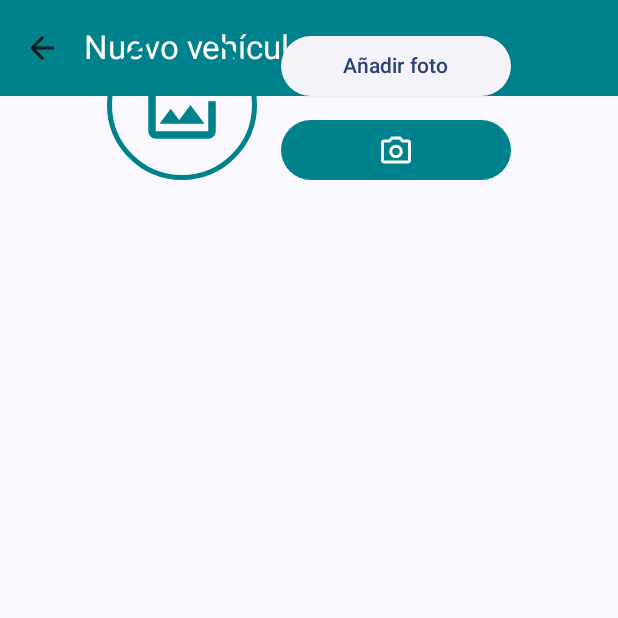
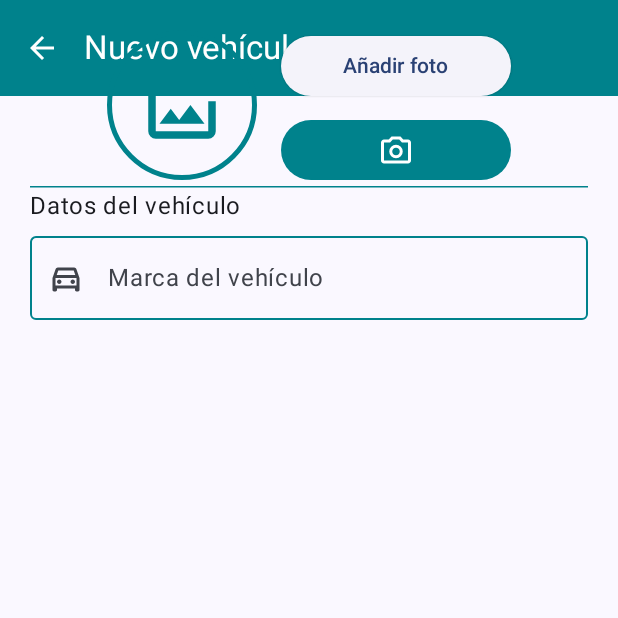
Before and after one commit to MarcosIMC/vGarage-Android, an Android app built with Jetpack Compose: the composable AddVehicle shown on its own in the app's theme, on a phone screen of 412 x 824 dp, the top half of it. Run offline under Robolectric (Android 15) with nearby library versions, the phone set to English and light mode, and no system bars; our stand-ins replace Dagger/Hilt's generated code.

Commit message:
Add: Implement AddVehicle UI with state management and custom text field; enhance view model for vehicle data handling

```diff
--- a/app/src/main/java/com/mimc_software/vgarageandroid/addGarage/ui/AddGarageScreen.kt
+++ b/app/src/main/java/com/mimc_software/vgarageandroid/addGarage/ui/AddGarageScreen.kt
@@ -27,7 +27,6 @@ import androidx.compose.runtime.LaunchedEffect
 import androidx.compose.runtime.collectAsState
 import androidx.compose.runtime.getValue
 import androidx.compose.runtime.mutableStateOf
-import androidx.compose.runtime.remember
 import androidx.compose.runtime.saveable.rememberSaveable
 import androidx.compose.runtime.setValue
 import androidx.compose.ui.Alignment
--- a/app/src/main/java/com/mimc_software/vgarageandroid/addVehicle/AddVehicleScreen.kt
+++ b/app/src/main/java/com/mimc_software/vgarageandroid/addVehicle/AddVehicleScreen.kt
@@ -1,7 +1,5 @@
 package com.mimc_software.vgarageandroid.addVehicle
 
-import androidx.compose.foundation.Image
-import androidx.compose.foundation.background
 import androidx.compose.foundation.border
 import androidx.compose.foundation.layout.Arrangement
 import androidx.compose.foundation.layout.Column
@@ -16,26 +14,32 @@ import androidx.compose.foundation.shape.CircleShape
 import androidx.compose.material.icons.Icons
 import androidx.compose.material.icons.automirrored.filled.ArrowBack
 import androidx.compose.material3.ButtonColors
+import androidx.compose.material3.DividerDefaults
 import androidx.compose.material3.ElevatedButton
 import androidx.compose.material3.ExperimentalMaterial3Api
 import androidx.compose.material3.FilledTonalButton
+import androidx.compose.material3.HorizontalDivider
 import androidx.compose.material3.Icon
 import androidx.compose.material3.IconButton
+import androidx.compose.material3.IconButtonColors
+import androidx.compose.material3.OutlinedTextField
 import androidx.compose.material3.Text
 import androidx.compose.material3.TopAppBar
 import androidx.compose.material3.TopAppBarDefaults
 import androidx.compose.runtime.Composable
+import androidx.compose.runtime.collectAsState
+import androidx.compose.runtime.getValue
 import androidx.compose.ui.Alignment
 import androidx.compose.ui.Modifier
 import androidx.compose.ui.draw.clip
 import androidx.compose.ui.graphics.Color
 import androidx.compose.ui.graphics.vector.ImageVector
 import androidx.compose.ui.res.colorResource
-import androidx.compose.ui.res.painterResource
 import androidx.compose.ui.res.vectorResource
 import androidx.compose.ui.unit.dp
 import androidx.navigation.NavHostController
 import com.mimc_software.vgarageandroid.R
+import com.mimc_software.vgarageandroid.ui.theme.customComponents.CustomOutlinedTextField
 
 @Composable
 fun AddVehicle(
@@ -43,8 +47,10 @@ fun AddVehicle(
     navigationController: NavHostController,
     addVehicleViewModel: AddVehicleViewModel
 ) {
+    val state by addVehicleViewModel.uiState.collectAsState()
+
     AppBar(navigationController)
-    Body(modifier, addVehicleViewModel)
+    Body(modifier, addVehicleViewModel, state)
 }
 
 @OptIn(ExperimentalMaterial3Api::class)
@@ -58,7 +64,13 @@ fun AppBar(navigationController: NavHostController) {
         title = { Text("Nuevo vehículo") },
         navigationIcon = {
             IconButton(
-                onClick = { navigationController.navigate("main") }
+                onClick = { navigationController.navigate("main") },
+                colors = IconButtonColors(
+                    containerColor = Color.Transparent,
+                    contentColor = colorResource(R.color.textWhite),
+                    disabledContainerColor = Color.Transparent,
+                    disabledContentColor = colorResource(R.color.textWhite)
+                )
             ) {
                 Icon(
                     imageVector = Icons.AutoMirrored.Default.ArrowBack,
@@ -70,7 +82,7 @@ fun AppBar(navigationController: NavHostController) {
 }
 
 @Composable
-fun Body(modifier: Modifier, addVehicleViewModel: AddVehicleViewModel) {
+fun Body(modifier: Modifier, addVehicleViewModel: AddVehicleViewModel, state: AddVehicleUiState) {
     Column(
         modifier = modifier
             .fillMaxSize()
@@ -119,5 +131,24 @@ fun Body(modifier: Modifier, addVehicleViewModel: AddVehicleViewModel) {
                 }
             }
         }
+
+        HorizontalDivider(Modifier, DividerDefaults.Thickness, colorResource(R.color.appColor))
+
+        AddVehicleForm(modifier, addVehicleViewModel, state)
     }
 }
+
+@Composable
+fun AddVehicleForm(modifier: Modifier, addVehicleViewModel: AddVehicleViewModel, state: AddVehicleUiState) {
+    Text("Datos del vehículo")
+
+    OutlinedTextField(
+        value = state.vehicleName,
+        onValueChange = { addVehicleViewModel._onVehicleNameChange(it) },
+        label = { Text("Marca del vehículo") },
+        leadingIcon = { Icon(imageVector = ImageVector.vectorResource(R.drawable.directions_car_24px), contentDescription = "Car icon")},
+        modifier = Modifier.fillMaxWidth(),
+        singleLine = true,
+        colors = CustomOutlinedTextField.outlinedTextFieldForm(),
+    )
+}
--- a/app/src/main/java/com/mimc_software/vgarageandroid/addVehicle/AddVehicleViewModel.kt
+++ b/app/src/main/java/com/mimc_software/vgarageandroid/addVehicle/AddVehicleViewModel.kt
@@ -2,10 +2,45 @@ package com.mimc_software.vgarageandroid.addVehicle
 
 import androidx.lifecycle.ViewModel
 import dagger.hilt.android.lifecycle.HiltViewModel
+import kotlinx.coroutines.flow.MutableStateFlow
+import kotlinx.coroutines.flow.StateFlow
+import java.util.Date
 import javax.inject.Inject
 
+data class AddVehicleUiState (
+    val vehicleName: String = "",
+    val vehicleBrand: String = "",
+    val vehicleYear: Date = Date(),
+    val vehicleRevision: Date = Date(),
+    val vehicleImage: String = "",
+    val vehicleOthers: String = "",
+    val garageId: String = "",
+)
+
 @HiltViewModel
-class AddVehicleViewModel @Inject constructor(
+class AddVehicleViewModel @Inject constructor(): ViewModel() {
+    private val _uiState = MutableStateFlow(AddVehicleUiState())
+    val uiState: StateFlow<AddVehicleUiState> = _uiState
 
-): ViewModel() {
+    fun _onVehicleNameChange(newValue: String) {
+        _uiState.value = _uiState.value.copy(vehicleName = newValue)
+    }
+    fun _onVehicleBrandChange(newValue: String) {
+        _uiState.value = _uiState.value.copy(vehicleBrand = newValue)
+    }
+    fun _onVehicleYearChange(newValue: Date) {
+        _uiState.value = _uiState.value.copy(vehicleYear = newValue)
+    }
+    fun _onVehicleRevisionChange(newValue: Date) {
+        _uiState.value = _uiState.value.copy(vehicleRevision = newValue)
+    }
+    fun _onVehicleImageChange(newValue: String) {
+        _uiState.value = _uiState.value.copy(vehicleImage = newValue)
+    }
+    fun _onVehicleOthersChange(newValue: String) {
+        _uiState.value = _uiState.value.copy(vehicleOthers = newValue)
+    }
+    fun _onGarageIdChange(newValue: String) {
+        _uiState.value = _uiState.value.copy(garageId = newValue)
+    }
 }
--- /dev/null
+++ b/app/src/main/java/com/mimc_software/vgarageandroid/ui/theme/customComponents/CustomOutlinedTextField.kt
@@ -0,0 +1,22 @@
+package com.mimc_software.vgarageandroid.ui.theme.customComponents
+
+import androidx.compose.material3.OutlinedTextFieldDefaults
+import androidx.compose.material3.TextFieldColors
+import androidx.compose.runtime.Composable
+import androidx.compose.ui.graphics.Color
+import androidx.compose.ui.res.colorResource
+import com.mimc_software.vgarageandroid.R
+
+object CustomOutlinedTextField {
+    @Composable
+    fun outlinedTextFieldForm(): TextFieldColors {
+        return OutlinedTextFieldDefaults.colors(
+            focusedBorderColor = colorResource(R.color.appColor),
+            unfocusedBorderColor = colorResource(R.color.appColor),
+            focusedLabelColor = colorResource(R.color.appColor),
+            focusedContainerColor = Color.Transparent,
+            unfocusedTextColor = Color.Transparent,
+            cursorColor = colorResource(R.color.appColor)
+        )
+    }
+}
--- /dev/null
+++ b/app/src/main/res/drawable/directions_car_24px.xml
@@ -0,0 +1,9 @@
+<vector xmlns:android="http://schemas.android.com/apk/res/android"
+    android:width="24dp"
+    android:height="24dp"
+    android:viewportWidth="960"
+    android:viewportHeight="960">
+  <path
+      android:fillColor="@android:color/white"
+      android:pathData="M240,760L240,800Q240,817 228.5,828.5Q217,840 200,840L160,840Q143,840 131.5,828.5Q120,817 120,800L120,480L204,240Q210,222 225.5,211Q241,200 260,200L700,200Q719,200 734.5,211Q750,222 756,240L840,480L840,800Q840,817 828.5,828.5Q817,840 800,840L760,840Q743,840 731.5,828.5Q720,817 720,800L720,760L240,760ZM232,400L728,400L686,280L274,280L232,400ZM200,480L200,480L200,680L200,680L200,480ZM300,640Q325,640 342.5,622.5Q360,605 360,580Q360,555 342.5,537.5Q325,520 300,520Q275,520 257.5,537.5Q240,555 240,580Q240,605 257.5,622.5Q275,640 300,640ZM660,640Q685,640 702.5,622.5Q720,605 720,580Q720,555 702.5,537.5Q685,520 660,520Q635,520 617.5,537.5Q600,555 600,580Q600,605 617.5,622.5Q635,640 660,640ZM200,680L760,680L760,480L200,480L200,680Z"/>
+</vector>
```
